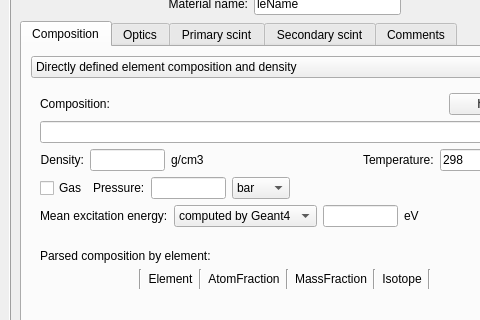
This is ants3bundle/src/ants3/gui/materials/amatwin.ui in andrmor/ANTS3bundle as Qt 5 draws it before an edit; both pictures show x 0 to 480 and y 122 to 442 of the 569 by 595 pixel window. The edited form follows.
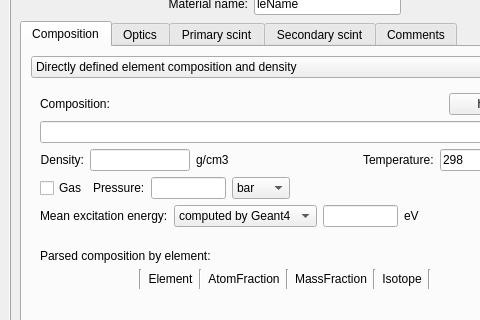
This is the edited form.

What changed in the file:
```diff
--- a/ants3bundle/src/ants3/gui/materials/amatwin.ui
+++ b/ants3bundle/src/ants3/gui/materials/amatwin.ui
@@ -315,7 +315,7 @@
                   <widget class="QLineEdit" name="ledDensity">
                    <property name="minimumSize">
                     <size>
-                     <width>75</width>
+                     <width>100</width>
                      <height>0</height>
                     </size>
                    </property>
```
Left out of the diff: 62 changed lines with no effect on the pictures.
